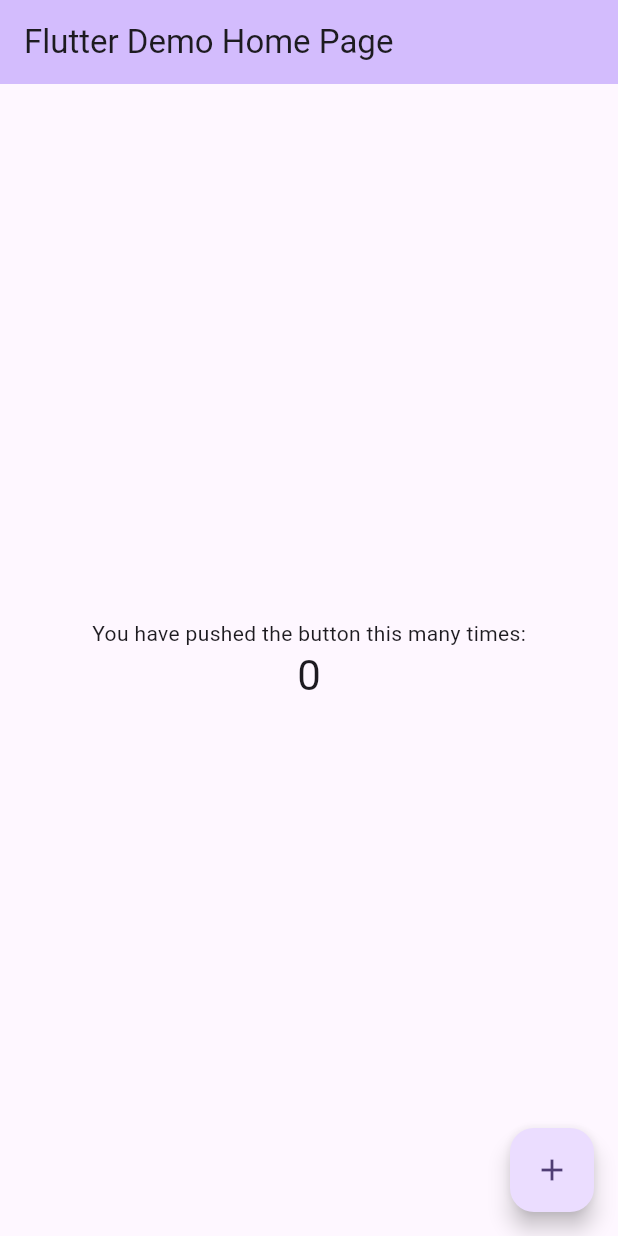
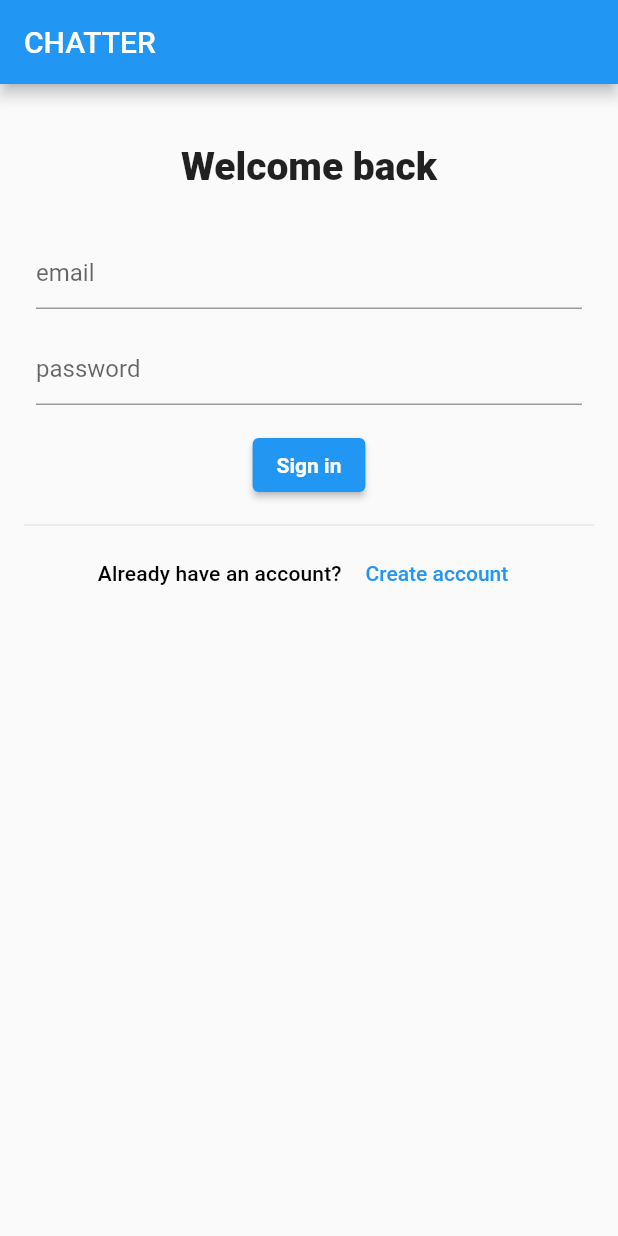
Before and after one commit to eliasab16/kueue, a Flutter app: the screen it shows after launch, on a phone screen of 412 x 824 dp. Run offline on Flutter 3.47's test engine with Material 2 defaults, Android fonts, the phone set to English and light mode, and no system bars; our stand-ins replace firebase_auth, firebase_core, logger; accounts and stored records are empty.

Commit message:
email auth implemented

```diff
--- /dev/null
+++ b/lib/app.dart
@@ -0,0 +1,3 @@
+import 'package:logger/logger.dart' as log;
+
+var logger = log.Logger();
--- a/lib/main.dart
+++ b/lib/main.dart
@@ -1,125 +1,32 @@
+import 'package:firebase_core/firebase_core.dart';
 import 'package:flutter/material.dart';
+import 'package:kueue/firebase_options.dart';
+import 'package:kueue/screens/screens.dart';
 
-void main() {
-  runApp(const MyApp());
+Future<void> main() async {
+  WidgetsFlutterBinding.ensureInitialized();
+
+  await Firebase.initializeApp(
+    options: DefaultFirebaseOptions.currentPlatform,
+  );
+
+  runApp(MyApp());
 }
 
 class MyApp extends StatelessWidget {
-  const MyApp({super.key});
+  const MyApp({
+    super.key
+  });
 
   // This widget is the root of your application.
   @override
   Widget build(BuildContext context) {
     return MaterialApp(
-      title: 'Flutter Demo',
+      title: 'Kueue',
       theme: ThemeData(
-        // This is the theme of your application.
-        //
-        // TRY THIS: Try running your application with "flutter run". You'll see
-        // the application has a blue toolbar. Then, without quitting the app,
-        // try changing the seedColor in the colorScheme below to Colors.green
-        // and then invoke "hot reload" (save your changes or press the "hot
-        // reload" button in a Flutter-supported IDE, or press "r" if you used
-        // the command line to start the app).
-        //
-        // Notice that the counter didn't reset back to zero; the application
-        // state is not lost during the reload. To reset the state, use hot
-        // restart instead.
-        //
-        // This works for code too, not just values: Most code changes can be
-        // tested with just a hot reload.
-        colorScheme: ColorScheme.fromSeed(seedColor: Colors.deepPurple),
-        useMaterial3: true,
+        primarySwatch: Colors.blue,
       ),
-      home: const MyHomePage(title: 'Flutter Demo Home Page'),
+      home: const SplashScreen(),
     );
   }
 }
-
-class MyHomePage extends StatefulWidget {
-  const MyHomePage({super.key, required this.title});
-
-  // This widget is the home page of your application. It is stateful, meaning
-  // that it has a State object (defined below) that contains fields that affect
-  // how it looks.
-
-  // This class is the configuration for the state. It holds the values (in this
-  // case the title) provided by the parent (in this case the App widget) and
-  // used by the build method of the State. Fields in a Widget subclass are
-  // always marked "final".
-
-  final String title;
-
-  @override
-  State<MyHomePage> createState() => _MyHomePageState();
-}
-
-class _MyHomePageState extends State<MyHomePage> {
-  int _counter = 0;
-
-  void _incrementCounter() {
-    setState(() {
-      // This call to setState tells the Flutter framework that something has
-      // changed in this State, which causes it to rerun the build method below
-      // so that the display can reflect the updated values. If we changed
-      // _counter without calling setState(), then the build method would not be
-      // called again, and so nothing would appear to happen.
-      _counter++;
-    });
-  }
-
-  @override
-  Widget build(BuildContext context) {
-    // This method is rerun every time setState is called, for instance as done
-    // by the _incrementCounter method above.
-    //
-    // The Flutter framework has been optimized to make rerunning build methods
-    // fast, so that you can just rebuild anything that needs updating rather
-    // than having to individually change instances of widgets.
-    return Scaffold(
-      appBar: AppBar(
-        // TRY THIS: Try changing the color here to a specific color (to
-        // Colors.amber, perhaps?) and trigger a hot reload to see the AppBar
-        // change color while the other colors stay the same.
-        backgroundColor: Theme.of(context).colorScheme.inversePrimary,
-        // Here we take the value from the MyHomePage object that was created by
-        // the App.build method, and use it to set our appbar title.
-        title: Text(widget.title),
-      ),
-      body: Center(
-        // Center is a layout widget. It takes a single child and positions it
-        // in the middle of the parent.
-        child: Column(
-          // Column is also a layout widget. It takes a list of children and
-          // arranges them vertically. By default, it sizes itself to fit its
-          // children horizontally, and tries to be as tall as its parent.
-          //
-          // Column has various properties to control how it sizes itself and
-          // how it positions its children. Here we use mainAxisAlignment to
-          // center the children vertically; the main axis here is the vertical
-          // axis because Columns are vertical (the cross axis would be
-          // horizontal).
-          //
-          // TRY THIS: Invoke "debug painting" (choose the "Toggle Debug Paint"
-          // action in the IDE, or press "p" in the console), to see the
-          // wireframe for each widget.
-          mainAxisAlignment: MainAxisAlignment.center,
-          children: <Widget>[
-            const Text(
-              'You have pushed the button this many times:',
-            ),
-            Text(
-              '$_counter',
-              style: Theme.of(context).textTheme.headlineMedium,
-            ),
-          ],
-        ),
-      ),
-      floatingActionButton: FloatingActionButton(
-        onPressed: _incrementCounter,
-        tooltip: 'Increment',
-        child: const Icon(Icons.add),
-      ), // This trailing comma makes auto-formatting nicer for build methods.
-    );
-  }
-}
--- /dev/null
+++ b/lib/screens/screens.dart
@@ -0,0 +1,4 @@
+export 'sign_in_screen.dart';
+export 'splash_screen.dart';
+export 'home_screen.dart';
+export 'sign_up_screen.dart';
--- /dev/null
+++ b/lib/screens/sign_in_screen.dart
@@ -0,0 +1,181 @@
+import 'package:firebase_auth/firebase_auth.dart';
+import 'package:flutter/material.dart';
+import 'package:kueue/screens/screens.dart';
+
+import '../app.dart';
+
+class SignInScreen extends StatefulWidget {
+  static Route get route => MaterialPageRoute(
+        builder: (context) => const SignInScreen(),
+      );
+
+  const SignInScreen({Key? key}) : super(key: key);
+
+  @override
+  State<SignInScreen> createState() => _SignInScreenState();
+}
+
+
+class _SignInScreenState extends State<SignInScreen> {
+  final auth = FirebaseAuth.instance;
+
+  final _formKey = GlobalKey<FormState>();
+  final _emailController = TextEditingController();
+  final _passwordController = TextEditingController();
+  final _emailRegex = RegExp(
+      r"^[a-zA-Z0-9.a-zA-Z0-9.!#$%&'*+-/=?^_`{|}~]+@[a-zA-Z0-9]+\.[a-zA-Z]+");
+
+  bool _loading = false;
+
+  Future<void> _signIn() async {
+    if (_formKey.currentState!.validate()) {
+      setState(() {
+        _loading = true;
+      });
+      try {
+        // Authenticate with Firebase
+        final creds =
+            await auth.signInWithEmailAndPassword(
+          email: _emailController.text,
+          password: _passwordController.text,
+        );
+
+        final user = creds.user;
+
+        if (!mounted) return;
+        if (user == null) {
+          ScaffoldMessenger.of(context).showSnackBar(
+            const SnackBar(content: Text('User is empty')),
+          );
+          return;
+        }
+
+        if (mounted) {
+          // Navigate to home screen
+          await Navigator.of(context).pushReplacement(HomeScreen.route);
+        }
+      } on FirebaseAuthException catch (e) {
+        ScaffoldMessenger.of(context).showSnackBar(
+          SnackBar(content: Text(e.message ?? 'Auth error')),
+        );
+      } catch (e, st) {
+        logger.e('Sign in error, $e, $st');
+        ScaffoldMessenger.of(context).showSnackBar(
+          const SnackBar(content: Text('An error occured')),
+        );
+      }
+      setState(() {
+        _loading = false;
+      });
+    }
+  }
+
+  String? _emailInputValidator(String? value) {
+    if (value == null || value.isEmpty) {
+      return 'Cannot be empty';
+    }
+    if (!_emailRegex.hasMatch(value)) {
+      return 'Not a valid email';
+    }
+    return null;
+  }
+
+  String? _passwordInputValidator(String? value) {
+    if (value == null || value.isEmpty) {
+      return 'Cannot be empty';
+    }
+    if (value.length <= 6) {
+      return 'Password needs to be longer than 6 characters';
+    }
+    return null;
+  }
+
+  @override
+  void dispose() {
+    _emailController.dispose();
+    _passwordController.dispose();
+    super.dispose();
+  }
+
+  @override
+  Widget build(BuildContext context) {
+    return Scaffold(
+      appBar: AppBar(
+        title: const Text('CHATTER'),
+      ),
+      body: _loading
+          ? const Center(child: CircularProgressIndicator())
+          : SingleChildScrollView(
+              child: Padding(
+                padding: const EdgeInsets.all(16.0),
+                child: Form(
+                  key: _formKey,
+                  child: Column(
+                    children: [
+                      const Padding(
+                        padding: EdgeInsets.only(top: 24, bottom: 24),
+                        child: Text(
+                          'Welcome back',
+                          style: TextStyle(
+                              fontSize: 26, fontWeight: FontWeight.w800),
+                        ),
+                      ),
+                      Padding(
+                        padding: const EdgeInsets.all(8.0),
+                        child: TextFormField(
+                          controller: _emailController,
+                          validator: _emailInputValidator,
+                          decoration: const InputDecoration(hintText: 'email'),
+                          keyboardType: TextInputType.emailAddress,
+                          autofillHints: const [AutofillHints.email],
+                        ),
+                      ),
+                      Padding(
+                        padding: const EdgeInsets.all(8.0),
+                        child: TextFormField(
+                          controller: _passwordController,
+                          validator: _passwordInputValidator,
+                          decoration: const InputDecoration(
+                            hintText: 'password',
+                          ),
+                          obscureText: true,
+                          enableSuggestions: false,
+                          autocorrect: false,
+                          keyboardType: TextInputType.visiblePassword,
+                        ),
+                      ),
+                      Padding(
+                        padding: const EdgeInsets.all(8.0),
+                        child: ElevatedButton(
+                          onPressed: () {
+                            _signIn();
+                          },
+                          child: const Text(
+                            'Sign in',
+                            style: TextStyle(fontWeight: FontWeight.bold),
+                          ),
+                        ),
+                      ),
+                      const Divider(),
+                      Row(
+                        mainAxisAlignment: MainAxisAlignment.center,
+                        children: [
+                          Text('Already have an account?',
+                              style: Theme.of(context).textTheme.titleSmall),
+                          const SizedBox(width: 8),
+                          TextButton(
+                            onPressed: () {
+                              Navigator.of(context).push(SignUpScreen.route);
+                            },
+                            child: const Text('Create account'),
+                          ),
+                        ],
+                      ),
+                    ],
+                  ),
+                ),
+              ),
+            ),
+    );
+  }
+}
--- a/pubspec.yaml
+++ b/pubspec.yaml
@@ -35,6 +35,10 @@ dependencies:
   # The following adds the Cupertino Icons font to your application.
   # Use with the CupertinoIcons class for iOS style icons.
   cupertino_icons: ^1.0.2
+  firebase_core: ^2.15.0
+  firebase_auth: ^4.7.2
+  logger: ^2.0.1
+  connectivity_plus: ^4.0.2
 
 dev_dependencies:
   flutter_test:
```
Also changed, not shown: lib/screens/home_screen.dart (added, +18 -0 lines), lib/screens/sign_up_screen.dart (added, +19 -0 lines), lib/screens/splash_screen.dart (added, +59 -0 lines), lib/firebase_options.dart (added), pubspec.lock, 22 other files.
